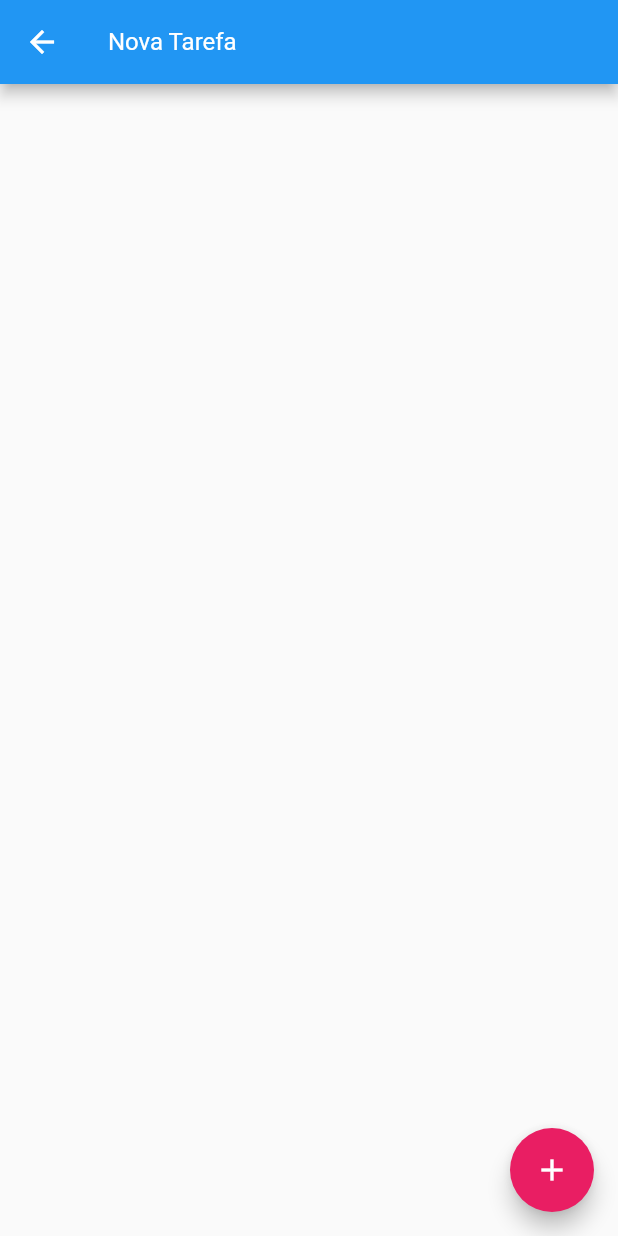
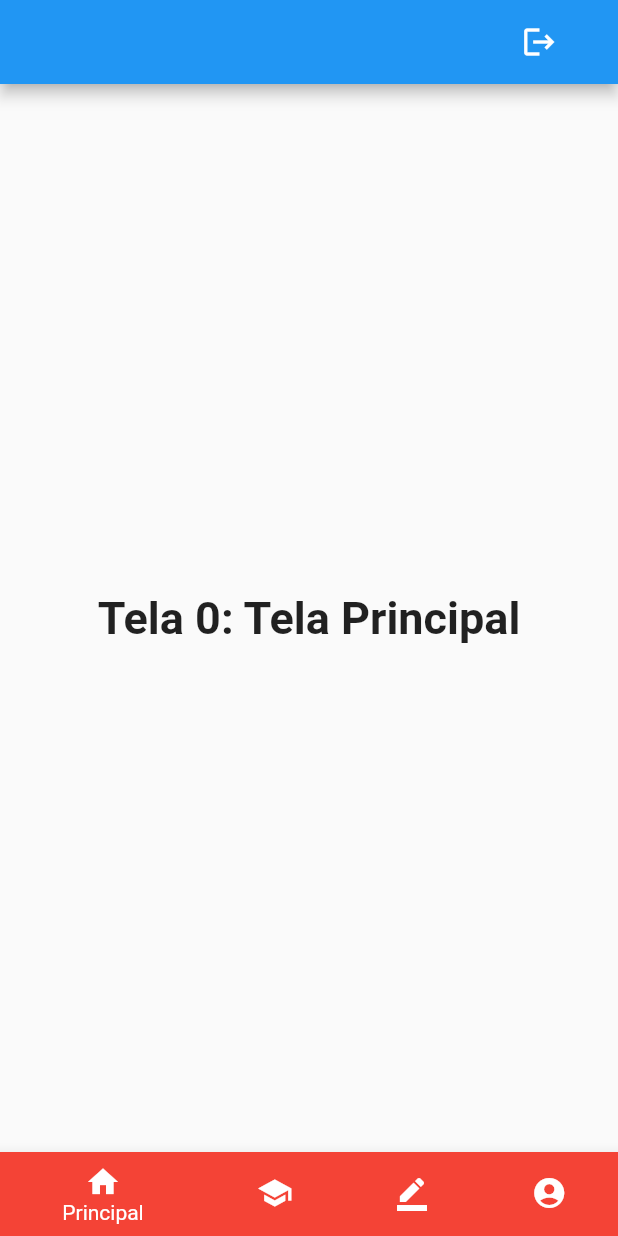
Before and after one commit to lisboapg93/project_alugue, a Flutter app: the screen it shows after launch, after a tap on "Entrar", on a phone screen of 412 x 824 dp. Run offline on Flutter 3.47's test engine with Material 2 defaults, Android fonts, the phone set to English and light mode, and no system bars; our stand-ins replace shared_preferences, webview_flutter; missing offline and left inert: shared_preferences_web.

Commit message:
add icons correctely and adjustments of colors.

```diff
--- a/lib/pages/Home_page.dart
+++ b/lib/pages/Home_page.dart
@@ -2,16 +2,10 @@ import 'dart:convert';
 import 'package:flutter/material.dart';
 import 'package:shared_preferences/shared_preferences.dart';
 import 'package:todo/models/todo.dart';
+import 'package:todo/pages/Login_page.dart';
 
 class HomePage extends StatefulWidget {
   var items = new List<Item>();
-
-  HomePage() {
-    items = [];
-    // todo.items.add(Item(title: "Item 1", done: false));
-    // todo.items.add(Item(title: "Item 2", done: true));
-    // todo.items.add(Item(title: "Item 3", done: false));
-  }
 
   @override
   _HomePageState createState() => _HomePageState();
@@ -56,54 +50,79 @@ class _HomePageState extends State<HomePage> {
     loadData();
   }
 
+  int _selectedIndex = 0;
+  static const TextStyle optionStyle =
+      TextStyle(fontSize: 30, fontWeight: FontWeight.bold);
+  static const List<Widget> _widgetOptions = <Widget>[
+    Text(
+      'Tela 0: Tela Principal',
+      style: optionStyle,
+    ),
+    Text(
+      'Tela 1: Professores',
+      style: optionStyle,
+    ),
+    Text(
+      'Tela 2: Alunos',
+      style: optionStyle,
+    ),
+    Text(
+      'Tela 3:  Perfil',
+      style: optionStyle,
+    ),
+  ];
+
+  void _onItemTapped(int index) {
+    setState(() {
+      _selectedIndex = index;
+    });
+  }
+
   @override
   Widget build(BuildContext context) {
     return Scaffold(
       appBar: AppBar(
-        title: TextFormField(
-          keyboardType: TextInputType.text,
-          controller: newTaskCtrl,
-          decoration: InputDecoration(
-            labelText: "Nova Tarefa",
-            labelStyle: TextStyle(color: Colors.white),
+        actions: <Widget>[
+          TextButton.icon(
+            icon: Icon(Icons.logout, color: Colors.white),
+            label: Text('Sair'),
+            onPressed: () {
+              Navigator.push(context,
+                  MaterialPageRoute(builder: (context) => LoginPage()));
+            },
           ),
-          validator: (value) {
-            if (value.isEmpty) {
-              return "*";
-            }
-          },
-        ),
+        ],
+        automaticallyImplyLeading: false,
       ),
-      body: ListView.builder(
-        itemCount: widget.items.length,
-        itemBuilder: (BuildContext ctxt, int index) {
-          final item = widget.items[index];
-
-          return Dismissible(
-            child: CheckboxListTile(
-              title: Text(item.title ?? ""),
-              onChanged: (bool value) {
-                setState(() {
-                  item.done = value;
-                  save();
-                });
-              },
-              value: item.done,
-            ),
-            key: Key(item.title),
-            onDismissed: (direction) {
-              remove(index);
-            },
-            background: Container(
-              color: Theme.of(context).primaryColorLight,
-            ),
-          );
-        },
+      body: Center(
+        child: _widgetOptions.elementAt(_selectedIndex),
       ),
-      floatingActionButton: FloatingActionButton(
-        onPressed: add,
-        child: Icon(Icons.add),
-        backgroundColor: Colors.pink,
+      bottomNavigationBar: BottomNavigationBar(
+        items: const <BottomNavigationBarItem>[
+          BottomNavigationBarItem(
+            icon: Icon(Icons.home),
+            label: 'Principal',
+            backgroundColor: Colors.red,
+          ),
+          BottomNavigationBarItem(
+            icon: Icon(Icons.school),
+            label: 'Professores',
+            backgroundColor: Colors.green,
+          ),
+          BottomNavigationBarItem(
+            icon: Icon(Icons.border_color),
+            label: 'Alunos',
+            backgroundColor: Colors.purple,
+          ),
+          BottomNavigationBarItem(
+            icon: Icon(Icons.account_circle_sharp),
+            label: 'Perfil',
+            backgroundColor: Colors.orange,
+          ),
+        ],
+        currentIndex: _selectedIndex,
+        selectedItemColor: Colors.white,
+        onTap: _onItemTapped,
       ),
     );
   }
--- a/lib/pages/Login_page.dart
+++ b/lib/pages/Login_page.dart
@@ -11,8 +11,8 @@ class LoginPage extends StatelessWidget {
         child: ListView(
           children: <Widget>[
             SizedBox(
-              width: 70,
-              height: 70,
+              width: 80,
+              height: 80,
               child: Image.asset("assets/LBA.png"),
             ),
             SizedBox(
```
Also changed, not shown: 1 other file.
